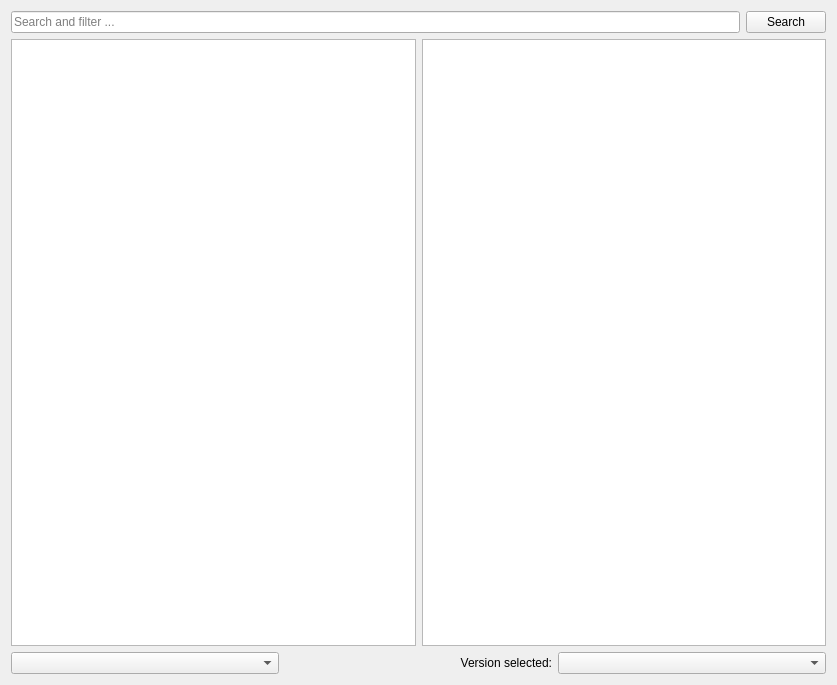
Qt form launcher/ui/pages/modplatform/flame/FlameModPage.ui (FreesmTeam/FreesmLauncher) before a commit.
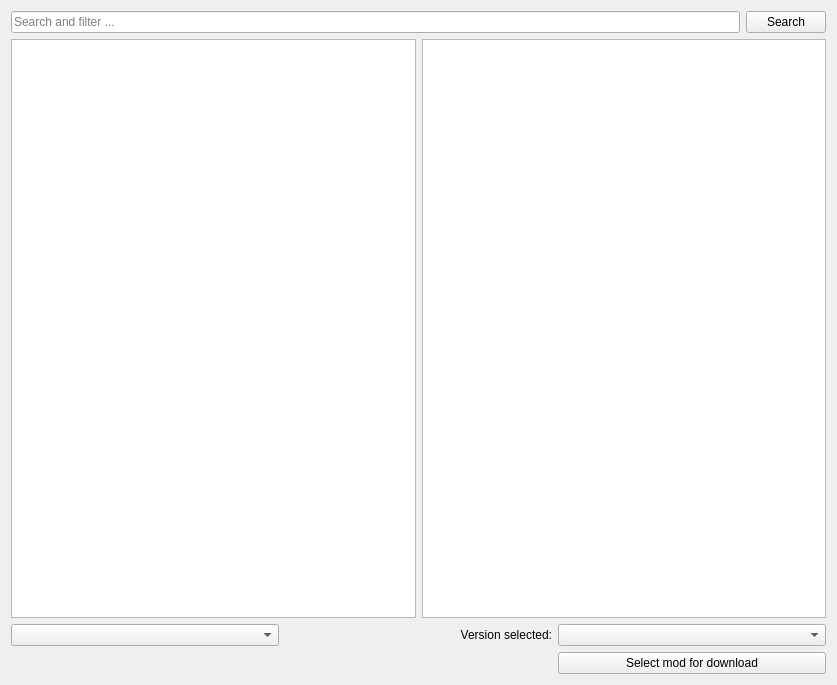
The same form after that commit.

Commit message: feat(ui): allow downloading multiple mods from CurseForge at once

```diff
--- a/launcher/ui/pages/modplatform/flame/FlameModPage.ui
+++ b/launcher/ui/pages/modplatform/flame/FlameModPage.ui
@@ -11,22 +11,56 @@
       </rect>
     </property>
     <layout class="QGridLayout" name="gridLayout">
+   <item row="2" column="0" colspan="2">
+    <layout class="QGridLayout" name="gridLayout_4" columnstretch="0,0,0" rowminimumheight="0,0,0" columnminimumwidth="0,0,0">
+     <item row="1" column="2">
+      <widget class="QComboBox" name="versionSelectionBox"/>
+     </item>
+     <item row="1" column="0">
+      <widget class="QComboBox" name="sortByBox"/>
+     </item>
+     <item row="1" column="1">
+      <widget class="QLabel" name="label">
+       <property name="text">
+        <string>Version selected:</string>
+       </property>
+       <property name="alignment">
+        <set>Qt::AlignRight|Qt::AlignTrailing|Qt::AlignVCenter</set>
+       </property>
+      </widget>
+     </item>
+     <item row="2" column="2">
+      <widget class="QPushButton" name="modSelectionButton">
+       <property name="text">
+        <string>Select mod for download</string>
+       </property>
+      </widget>
+     </item>
+    </layout>
+   </item>
+   <item row="0" column="0">
+    <widget class="QLineEdit" name="searchEdit">
+     <property name="placeholderText">
+      <string>Search and filter ...</string>
+     </property>
+    </widget>
+   </item>
       <item row="1" column="0" colspan="2">
         <layout class="QGridLayout" name="gridLayout_3">
           <item row="1" column="0">
             <widget class="QListView" name="packView">
+       <property name="horizontalScrollBarPolicy">
+        <enum>Qt::ScrollBarAlwaysOff</enum>
+       </property>
+       <property name="alternatingRowColors">
+        <bool>true</bool>
+       </property>
               <property name="iconSize">
                 <size>
                   <width>48</width>
                   <height>48</height>
                 </size>
               </property>
-              <property name="horizontalScrollBarPolicy">
-                <enum>Qt::ScrollBarAlwaysOff</enum>
-              </property>
-              <property name="alternatingRowColors">
-                <bool>true</bool>
-              </property>
             </widget>
           </item>
           <item row="1" column="1">
@@ -41,26 +75,6 @@
           </item>
         </layout>
       </item>
-      <item row="2" column="0" colspan="2">
-        <layout class="QGridLayout" name="gridLayout_4" columnstretch="0,0,0" rowminimumheight="0" columnminimumwidth="0,0,0">
-          <item row="0" column="2">
-            <widget class="QComboBox" name="versionSelectionBox"/>
-          </item>
-          <item row="0" column="1">
-            <widget class="QLabel" name="label">
-              <property name="text">
-                <string>Version selected:</string>
-              </property>
-              <property name="alignment">
-                <set>Qt::AlignRight|Qt::AlignTrailing|Qt::AlignVCenter</set>
-              </property>
-            </widget>
-          </item>
-          <item row="0" column="0">
-            <widget class="QComboBox" name="sortByBox"/>
-          </item>
-        </layout>
-      </item>
       <item row="0" column="1">
         <widget class="QPushButton" name="searchButton">
           <property name="text">
@@ -68,13 +82,6 @@
           </property>
         </widget>
       </item>
-      <item row="0" column="0">
-        <widget class="QLineEdit" name="searchEdit">
-          <property name="placeholderText">
-            <string>Search and filter ...</string>
-          </property>
-        </widget>
-      </item>
     </layout>
   </widget>
   <tabstops>
```
Lines whose indentation alone changed are shown as unchanged. The commit also changes 2 other files.
